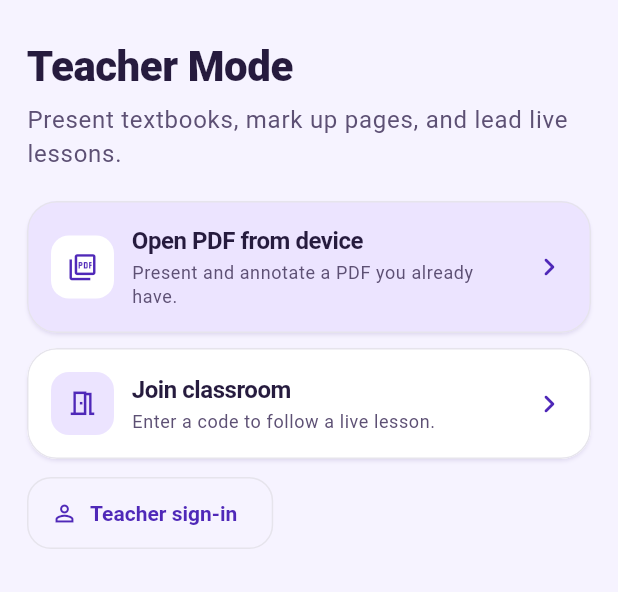
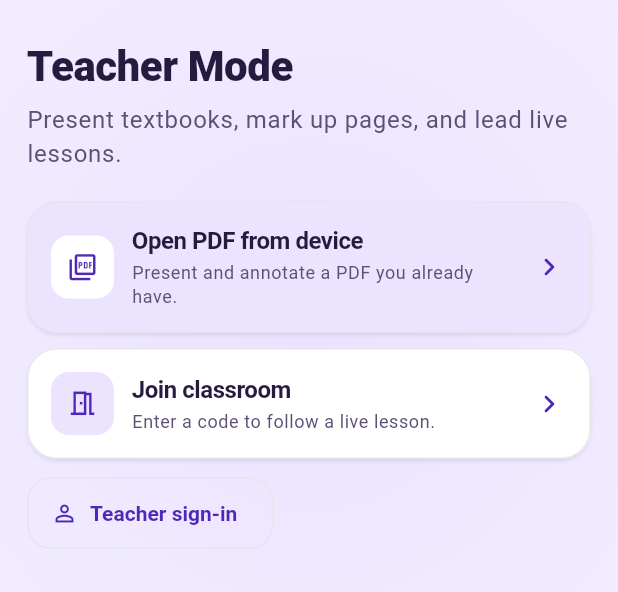
Before and after one commit to Shamim-735/BoiPath, a Flutter app: the screen it shows after launch, item 4 of the bottom bar chosen, on a phone screen of 412 x 824 dp, the part 84-676 px from its top. Run offline on Flutter 3.47's test engine with Material 3 defaults, Android fonts, the phone set to English and light mode, and no system bars; our stand-ins replace dio, file_picker, flutter_riverpod, go_router, qr_flutter, shared_preferences and 1 more; missing offline and left inert: dart:js_interop, pdfrx; network calls fail.

Commit message:
Fix DecoratedBox typo in library_screen.dart

```diff
--- a/apps/flutter_app/lib/library_screen.dart
+++ b/apps/flutter_app/lib/library_screen.dart
@@ -110,7 +110,7 @@ class _LibraryScreenState extends ConsumerState<LibraryScreen> {
       _ => catalog(store, words),
     };
     final isDark = Theme.of(context).brightness == Brightness.dark;
-      final body = KDecoratedBox(decoration: BoxDecoration(gradient: RadialGradient(center: const Alignment(0, -0.35), radius: 1.15, colors: isDark ? const [Color(0xFF231347), Color(0xFF0E0A18)] : const [Color(0xFFEBE2FF), Color(0xFFF6F3FF)])), child: KeyedSubtree(key: ValueKey(widget.tab), child: page));
+      final body = DecoratedBox(decoration: BoxDecoration(gradient: RadialGradient(center: const Alignment(0, -0.35), radius: 1.15, colors: isDark ? const [Color(0xFF231347), Color(0xFF0E0A18)] : const [Color(0xFFEBE2FF), Color(0xFFF6F3FF)])), child: KeyedSubtree(key: ValueKey(widget.tab), child: page));
     final searchHeight = MediaQuery.textScalerOf(context).scale(16) + 53;
     final header = AppBar(
       toolbarHeight: wide ? 64 : 56,
```
